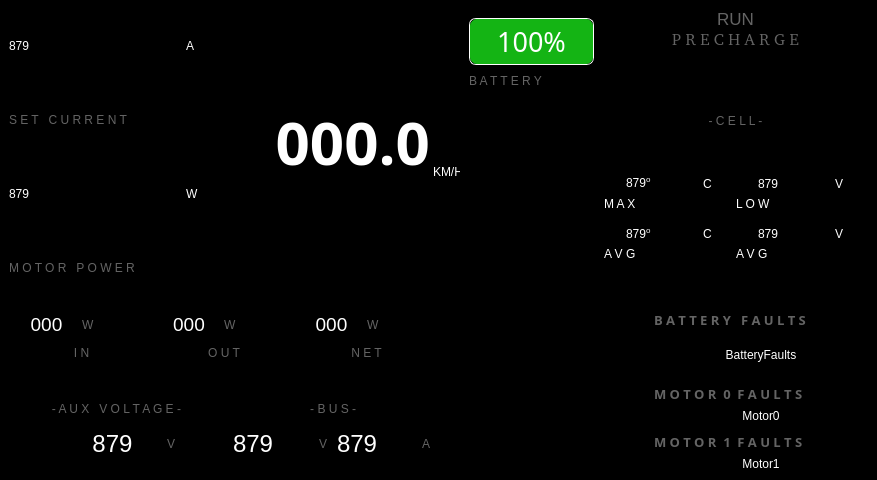
UCSolarCarTeam/Epsilon-Dashboard, file src/ViewLayer/RaceModeDisplay/RaceModeDashboardUI.ui: the form before one commit.
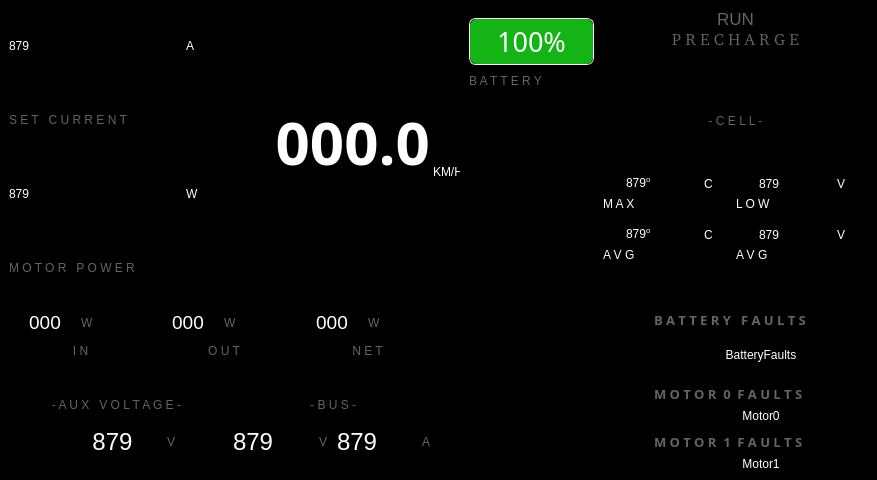
The form after the commit. Icons and pictures are not drawn.

Commit message: Clean up remaining QFrames into QWidgets

Patch:
```diff
--- a/src/ViewLayer/RaceModeDisplay/RaceModeDashboardUI.ui
+++ b/src/ViewLayer/RaceModeDisplay/RaceModeDashboardUI.ui
@@ -996,19 +996,13 @@
                    <number>0</number>
                   </property>
                   <item>
-                   <widget class="QFrame" name="frame">
+                   <widget class="QWidget" name="widget" native="true">
                     <property name="sizePolicy">
                      <sizepolicy hsizetype="Preferred" vsizetype="Expanding">
                       <horstretch>0</horstretch>
                       <verstretch>0</verstretch>
                      </sizepolicy>
                     </property>
-                    <property name="frameShape">
-                     <enum>QFrame::StyledPanel</enum>
-                    </property>
-                    <property name="frameShadow">
-                     <enum>QFrame::Raised</enum>
-                    </property>
                     <layout class="QVBoxLayout" name="verticalLayout_16">
                      <property name="leftMargin">
                       <number>0</number>
@@ -1572,16 +1566,10 @@
              <number>0</number>
             </property>
             <item>
-             <widget class="QFrame" name="arrayPowerWidget">
+             <widget class="QWidget" name="arrayPowerWidget" native="true">
               <property name="styleSheet">
                <string notr="true"/>
               </property>
-              <property name="frameShape">
-               <enum>QFrame::StyledPanel</enum>
-              </property>
-              <property name="frameShadow">
-               <enum>QFrame::Raised</enum>
-              </property>
               <layout class="QHBoxLayout" name="horizontalLayout_8">
                <property name="spacing">
                 <number>0</number>
@@ -1599,13 +1587,7 @@
                 <number>0</number>
                </property>
                <item>
-                <widget class="QFrame" name="powerInWidget">
-                 <property name="frameShape">
-                  <enum>QFrame::StyledPanel</enum>
-                 </property>
-                 <property name="frameShadow">
-                  <enum>QFrame::Raised</enum>
-                 </property>
+                <widget class="QWidget" name="powerInWidget" native="true">
                  <layout class="QVBoxLayout" name="verticalLayout_5">
                   <property name="spacing">
                    <number>10</number>
@@ -1707,13 +1689,7 @@
                 </widget>
                </item>
                <item>
-                <widget class="QFrame" name="powerOutWidget">
-                 <property name="frameShape">
-                  <enum>QFrame::StyledPanel</enum>
-                 </property>
-                 <property name="frameShadow">
-                  <enum>QFrame::Raised</enum>
-                 </property>
+                <widget class="QWidget" name="powerOutWidget" native="true">
                  <layout class="QVBoxLayout" name="verticalLayout_6">
                   <property name="spacing">
                    <number>10</number>
@@ -1815,13 +1791,7 @@
                 </widget>
                </item>
                <item>
-                <widget class="QFrame" name="netPowerWidget">
-                 <property name="frameShape">
-                  <enum>QFrame::StyledPanel</enum>
-                 </property>
-                 <property name="frameShadow">
-                  <enum>QFrame::Raised</enum>
-                 </property>
+                <widget class="QWidget" name="netPowerWidget" native="true">
                  <layout class="QVBoxLayout" name="verticalLayout_7">
                   <property name="spacing">
                    <number>10</number>
```
Left out of the diff: 130 changed lines with no effect on the pictures.
